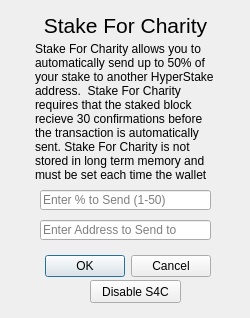
First picture: the form in src/qt/forms/charitydialog.ui, repository davidlatapie/HyperStake, before the edit.
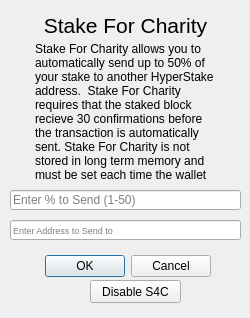
Second picture: the form after the edit.

Commit message: Update charitydialog to fit address

Patch:
```diff
--- a/src/qt/forms/charitydialog.ui
+++ b/src/qt/forms/charitydialog.ui
@@ -32,9 +32,9 @@
   <widget class="QLineEdit" name="charityPercentEdit">
    <property name="geometry">
     <rect>
-     <x>40</x>
+     <x>10</x>
      <y>190</y>
-     <width>171</width>
+     <width>231</width>
      <height>20</height>
     </rect>
    </property>
@@ -45,12 +45,17 @@
   <widget class="QLineEdit" name="charityAddressEdit">
    <property name="geometry">
     <rect>
-     <x>40</x>
+     <x>10</x>
      <y>220</y>
-     <width>171</width>
+     <width>231</width>
      <height>20</height>
     </rect>
    </property>
+   <property name="font">
+    <font>
+     <pointsize>7</pointsize>
+    </font>
+   </property>
    <property name="placeholderText">
     <string>Enter Address to Send to</string>
    </property>
```
